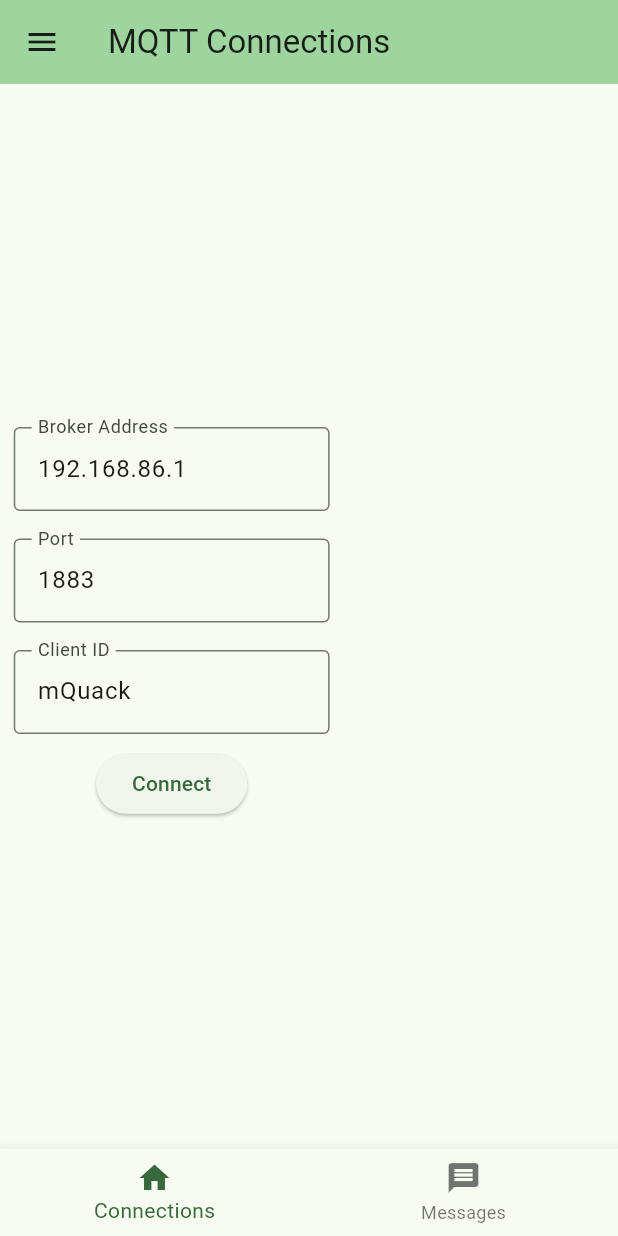
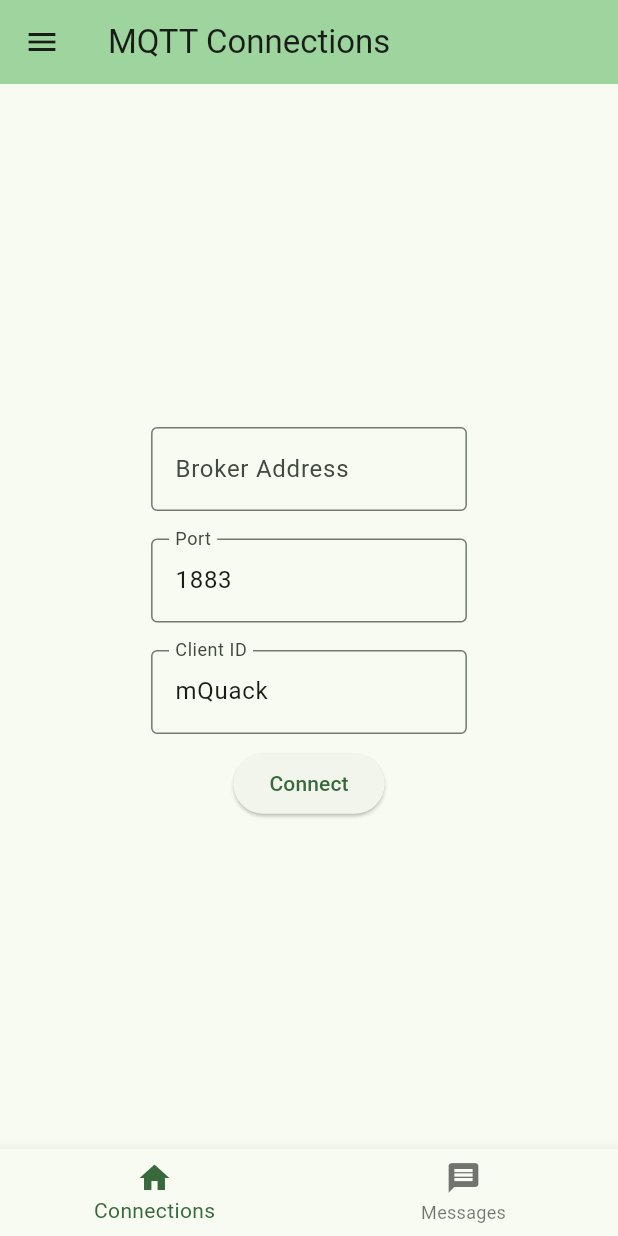
Before and after one commit to lazoolo/mquack, a Flutter app: the screen it shows after launch, after a tap on "Connect", on a phone screen of 412 x 824 dp. Run offline on Flutter 3.47's test engine with Material 2 defaults, Android fonts, the phone set to English and light mode, and no system bars; our stand-ins replace flutter_screenutil; missing offline and left inert: mqtt_client.

Commit message:
Connection form fields now persist

```diff
--- a/lib/main.dart
+++ b/lib/main.dart
@@ -94,13 +94,15 @@ class ConnectFormWidget extends StatefulWidget {
 }
 
 class _ConnectFormWidgetState extends State<ConnectFormWidget> {
-  String _brokerAddress = '192.168.86.1'; // Default broker address
+  MqttManager? mqttManager;
+  String _brokerAddress = ''; // Default broker address
   final TextEditingController _brokerAddressController =
       TextEditingController();
 
   int _brokerPort = 1883; // Default broker port
   final TextEditingController _brokerPortController = TextEditingController();
 
+  String _clientId = 'mQuack';
   final TextEditingController _clientIdController = TextEditingController();
 
   final _formKey = GlobalKey<FormState>(); // Add this line
@@ -108,14 +110,17 @@ class _ConnectFormWidgetState extends State<ConnectFormWidget> {
   @override
   void initState() {
     super.initState();
+    mqttManager = widget.mqttManager;
+    _brokerAddress = mqttManager?.client?.server ?? '';
+    _brokerPort = mqttManager?.client?.port ?? 1883;
+    _clientId = mqttManager?.client?.clientIdentifier ?? 'mQuack';
     _brokerAddressController.text = _brokerAddress;
     _brokerPortController.text = _brokerPort.toString();
-    _clientIdController.text = 'mQuack';
+    _clientIdController.text = _clientId;
   }
 
   @override
   Widget build(BuildContext context) {
-    MqttManager? mqttManager = widget.mqttManager;
     return Form(
       // Wrap the Column widget with a Form widget
       key: _formKey, // Assign the GlobalKey to the Form widget
@@ -142,7 +147,7 @@ class _ConnectFormWidgetState extends State<ConnectFormWidget> {
                     } else {
                       _logger.info('DISCONNECT ELSE');
                       mqttManager?.connectToBroker(_brokerAddress, _brokerPort,
-                          clientId: 'XXYYZZ');
+                          clientId: _clientId);
                     }
                   }
                 },
@@ -211,6 +216,7 @@ class _ConnectFormWidgetState extends State<ConnectFormWidget> {
           ),
           onChanged: (value) {
             // Update your client ID here
+            _clientId = value;
           },
         ),
       ),
--- a/lib/navigation.dart
+++ b/lib/navigation.dart
@@ -73,7 +73,10 @@ class ResponsiveLayout extends StatelessWidget {
               ),
             ),
             body: Container(
-              child: body,
+              child: Align(
+                alignment: Alignment.topCenter,
+                child: body,
+              ),
             ),
             bottomNavigationBar:
                 CustomBottomNavigationBar(currentIndex: currentIndex),
@@ -116,7 +119,10 @@ class ResponsiveLayout extends StatelessWidget {
                 Expanded(
                   flex: 3,
                   child: Container(
-                    child: body,
+                    child: Align(
+                      alignment: Alignment.topCenter,
+                      child: body,
+                    ),
                   ),
                 ),
               ],
```
